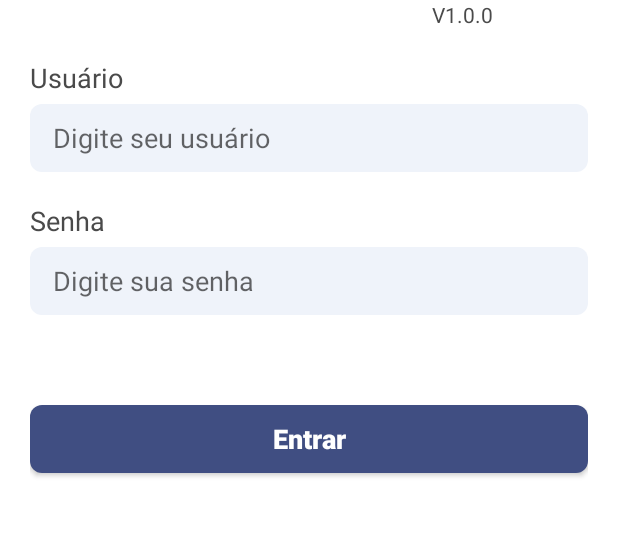
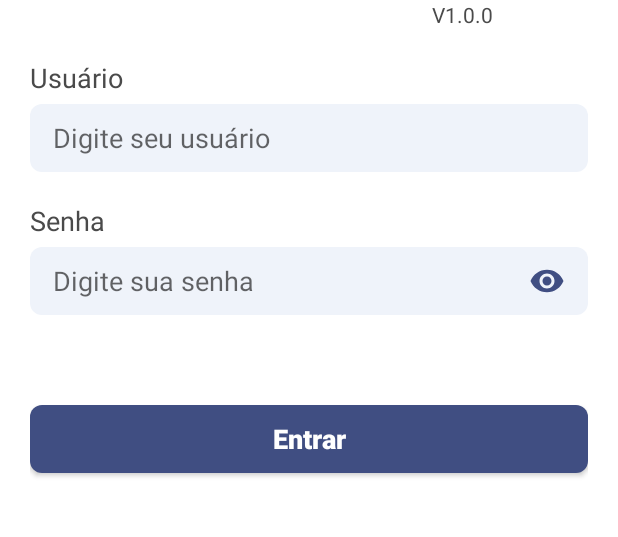
Before and after one commit to perotedev/SIGAA_Mobile, an Android app: the screen it shows after launch (MainActivity), on a phone screen of 412 x 824 dp, the part 360-897 px from its top. Run offline under Robolectric (Android 15) with nearby library versions, the phone set to English and light mode, and no system bars.

Commit message:
Botão de mostrar a senha

```diff
--- a/app/src/main/java/com/example/sigaamobile/ui/main/LoginFragment.java
+++ b/app/src/main/java/com/example/sigaamobile/ui/main/LoginFragment.java
@@ -2,6 +2,8 @@ package com.example.sigaamobile.ui.main;
 
 import android.os.Bundle;
 import android.os.Handler;
+import android.text.method.HideReturnsTransformationMethod;
+import android.text.method.PasswordTransformationMethod;
 import android.view.LayoutInflater;
 import android.view.View;
 import android.view.ViewGroup;
@@ -25,6 +27,7 @@ import org.json.JSONArray;
 import org.json.JSONException;
 
 public class LoginFragment extends Fragment {
+    private boolean showPassoword = false;
 
     @Override
     public View onCreateView(LayoutInflater inflater, ViewGroup container,
@@ -37,6 +40,7 @@ public class LoginFragment extends Fragment {
 
         MainActivity.setNavBarButton(requireActivity(), R.id.btn_sair);
         AppCompatButton btnEntrar = view.findViewById(R.id.btn_entrar);
+        ImageView btnOlho = view.findViewById(R.id.icone_olho_senha);
         EditText username, password;
         username = view.findViewById(R.id.edit_text_usuario);
         password = view.findViewById(R.id.edit_text_senha);
@@ -59,6 +63,16 @@ public class LoginFragment extends Fragment {
                         requireActivity().getString(R.string.invalid_login_alert),
                         Toast.LENGTH_SHORT)
                         .show();
+            }
+        });
+
+        btnOlho.setOnClickListener(v -> {
+            this.showPassoword = !this.showPassoword;
+            System.out.println("inputType "+password.getInputType());
+            if (this.showPassoword){
+                password.setTransformationMethod(HideReturnsTransformationMethod.getInstance());
+            } else {
+                password.setTransformationMethod(PasswordTransformationMethod.getInstance());
             }
         });
     }
--- /dev/null
+++ b/app/src/main/res/drawable/eye_icon.xml
@@ -0,0 +1,5 @@
+<vector android:autoMirrored="true" android:height="24dp"
+    android:tint="#000000" android:viewportHeight="24"
+    android:viewportWidth="24" android:width="24dp" xmlns:android="http://schemas.android.com/apk/res/android">
+    <path android:fillColor="@android:color/white" android:pathData="M12,4.5C7,4.5 2.73,7.61 1,12c1.73,4.39 6,7.5 11,7.5s9.27,-3.11 11,-7.5c-1.73,-4.39 -6,-7.5 -11,-7.5zM12,17c-2.76,0 -5,-2.24 -5,-5s2.24,-5 5,-5 5,2.24 5,5 -2.24,5 -5,5zM12,9c-1.66,0 -3,1.34 -3,3s1.34,3 3,3 3,-1.34 3,-3 -1.34,-3 -3,-3z"/>
+</vector>
--- a/app/src/main/res/layout/fragment_login.xml
+++ b/app/src/main/res/layout/fragment_login.xml
@@ -114,10 +114,22 @@
             app:layout_constraintEnd_toEndOf="parent"
             android:background="@drawable/edit_text_bg"
             android:paddingVertical="5dp"
-            android:paddingHorizontal="15dp"
+            android:paddingStart="15dp"
+            android:paddingEnd="30dp"
             android:minHeight="45dp"
             android:inputType="textPassword"
             android:autofillHints="password" />
+
+        <ImageView
+            android:id="@+id/icone_olho_senha"
+            android:layout_width="wrap_content"
+            android:layout_height="wrap_content"
+            android:src="@drawable/eye_icon"
+            android:layout_marginEnd="15dp"
+            app:tint="?colorAccent"
+            app:layout_constraintEnd_toEndOf="@id/edit_text_senha"
+            app:layout_constraintTop_toTopOf="@+id/edit_text_senha"
+            app:layout_constraintBottom_toBottomOf="@+id/edit_text_senha"/>
 
         <androidx.appcompat.widget.AppCompatButton
             android:id="@+id/btn_entrar"
```
